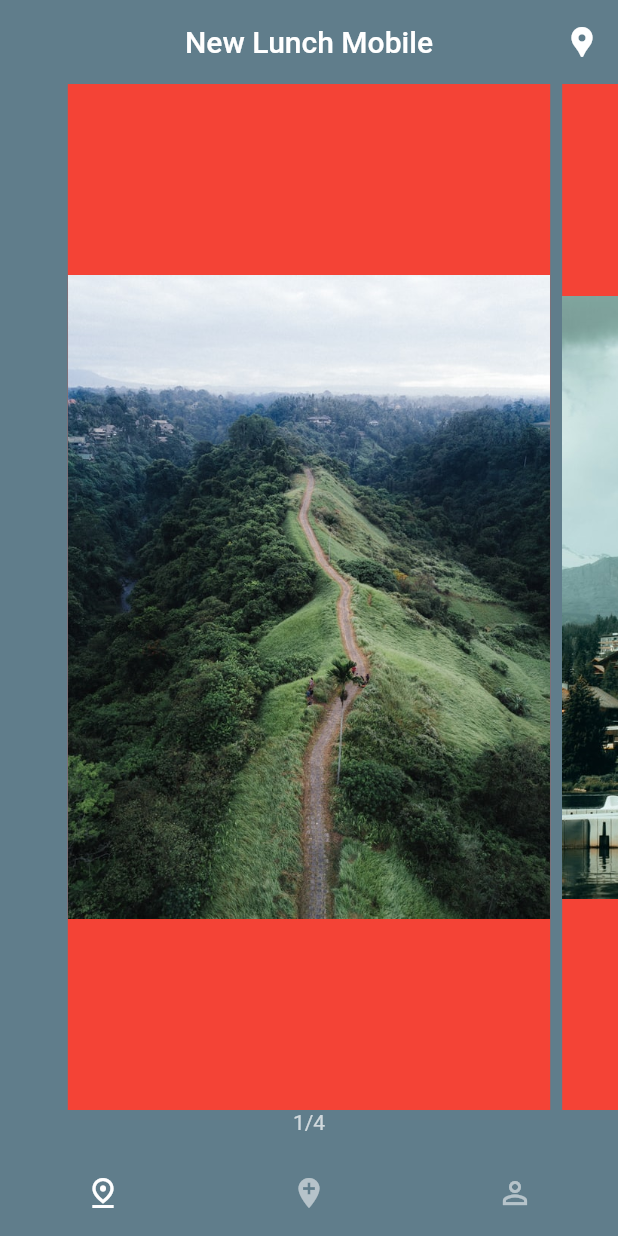
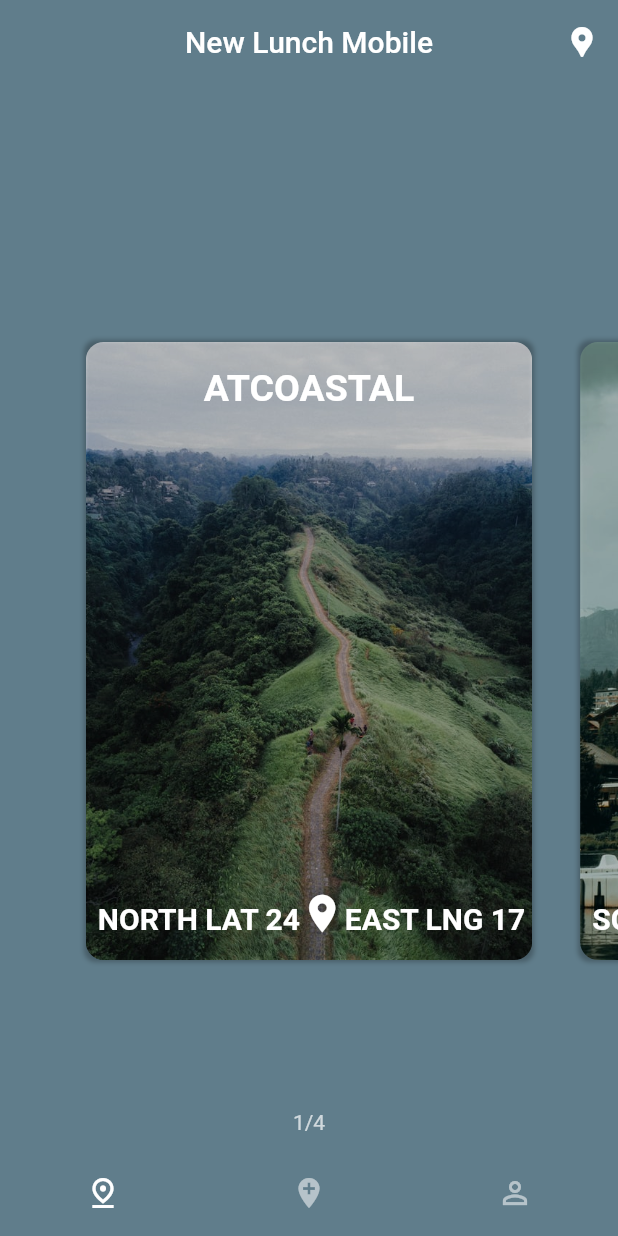
Before and after one commit to Sanaullh-Dev/flutter_animation, a Flutter app: the screen it shows after launch, on a phone screen of 412 x 824 dp. Run offline on Flutter 3.47's test engine with Material 2 defaults, Android fonts, the phone set to English and light mode, and no system bars.

Commit message:
card design done

```diff
--- a/lib/data/locations.dart
+++ b/lib/data/locations.dart
@@ -1,8 +1,8 @@
 import 'package:flutter_animation/data/reviews.dart';
 import 'package:flutter_animation/models/location.dart';
 
-List<Location> locations = [
-  Location(
+List<Locations> locations = [
+  Locations(
     name: 'ATCOASTAL',
     urlImage: 'assets/mountain.jpg',
     addressLine1: 'La Cresenta-Montrose, CA91020 Glendale',
@@ -12,7 +12,7 @@ List<Location> locations = [
     longitude: 'EAST LNG 17',
     reviews: Reviews.allReviews,
   ),
-  Location(
+  Locations(
     name: 'SYRACUSE',
     urlImage: 'assets/mountain2.jpg',
     addressLine1: 'La Cresenta-Montrose, CA91020 Glendale',
@@ -22,7 +22,7 @@ List<Location> locations = [
     longitude: 'EAST LNG 27',
     reviews: Reviews.allReviews,
   ),
-  Location(
+  Locations(
     name: 'OCEANIC',
     urlImage: 'assets/sea.jpg',
     addressLine1: 'La Cresenta-Montrose, CA91020 Glendale',
@@ -32,7 +32,7 @@ List<Location> locations = [
     longitude: 'WEST LNG 08',
     reviews: Reviews.allReviews,
   ),
-  Location(
+  Locations(
     name: 'MOUNTAINOUS',
     urlImage: 'assets/sea2.jpg',
     addressLine1: 'La Cresenta-Montrose, CA91020 Glendale',
--- a/lib/models/location.dart
+++ b/lib/models/location.dart
@@ -1,6 +1,6 @@
 import 'package:flutter_animation/models/review.dart';
 
-class Location {
+class Locations {
   final String name;
   final String urlImage;
   final String latitude;
@@ -10,7 +10,7 @@ class Location {
   final int starRating;
   final List<Review> reviews;
 
-  Location({
+  Locations({
     required this.reviews,
     required this.name,
     required this.urlImage,
--- a/lib/widget/card_image.dart
+++ b/lib/widget/card_image.dart
@@ -2,7 +2,7 @@ import 'package:flutter/material.dart';
 import 'package:flutter_animation/models/location.dart';
 
 class CardImage extends StatelessWidget {
-  final Location location;
+  final Locations location;
   const CardImage({super.key, required this.location});
 
   @override
--- /dev/null
+++ b/lib/widget/details_cont.dart
@@ -0,0 +1,21 @@
+import 'package:flutter/material.dart';
+
+class DetailsContainer extends StatefulWidget {
+  const DetailsContainer({super.key});
+
+  @override
+  State<DetailsContainer> createState() => _DetailsContainerState();
+}
+
+class _DetailsContainerState extends State<DetailsContainer> {
+  @override
+  Widget build(BuildContext context) {
+    return Container(
+      decoration: const BoxDecoration(
+        color: Colors.white,
+        borderRadius: BorderRadius.all(Radius.circular(10)),
+      ),
+      padding: const EdgeInsets.all(8),
+    );
+  }
+}
--- a/lib/widget/image_card.dart
+++ b/lib/widget/image_card.dart
@@ -1,10 +1,10 @@
 import 'package:flutter/material.dart';
-import 'package:flutter_animation/data/locations.dart';
 import 'package:flutter_animation/models/location.dart';
-import 'package:flutter_animation/widget/card_image.dart';
+import 'package:flutter_animation/widget/details_cont.dart';
+import 'package:flutter_animation/widget/image_widget.dart';
 
 class ImageCard extends StatefulWidget {
-  final Location location;
+  final Locations location;
   const ImageCard({super.key, required this.location});
 
   @override
@@ -19,24 +19,23 @@ class _ImageCardState extends State<ImageCard> {
     final size = MediaQuery.of(context).size;
 
     return Container(
-
       padding: const EdgeInsets.symmetric(horizontal: 4),
       child: Stack(
         alignment: Alignment.center,
         children: [
           AnimatedPositioned(
+            duration: const Duration(microseconds: 500),
+            bottom: isExpanded ? 40 : 100,
+            width: isExpanded ? size.width * 0.78 : size.width * 0.7,
+            height: isExpanded ? size.height * 0.6 : size.height * 0.5,
+            child: const DetailsContainer(),
+          ),
+          AnimatedPositioned(
             duration: const Duration(milliseconds: 500),
-            // bottom: 100,
+            bottom: isExpanded ? 150 : 100,
             child: GestureDetector(
               onPanUpdate: onUpdate,
-              child: Container(
-                color: Colors.red,
-                // padding: EdgeInsets.symmetric(horizontal: 16),
-                // width: size.width * 0.8,
-                width: 500,
-                height: 800,
-                child: Image.asset(widget.location.urlImage),
-              ),
+              child: ImageWidget(location: widget.location),
             ),
           ),
         ],
@@ -45,6 +44,10 @@ class _ImageCardState extends State<ImageCard> {
   }
 
   void onUpdate(DragUpdateDetails details) {
-    if (details.delta.dy < 0) {}
+    if (details.delta.dy < 0) {
+      setState(() => isExpanded = true);
+    }else if( details.delta.dy > 0){
+      setState(() => isExpanded = false);
+    }
   }
 }
--- a/lib/widget/image_widget.dart
+++ b/lib/widget/image_widget.dart
@@ -1,32 +1,72 @@
-// import 'package:flutter/material.dart';
+import 'package:flutter/material.dart';
+import 'package:flutter_animation/models/location.dart';
 
-// class ImageWidget extends StatelessWidget {
-//   final Size size;
-//   const ImageWidget({super.key, required this.size});
+class ImageWidget extends StatelessWidget {
+  final Locations location;
+  const ImageWidget({super.key, required this.location});
 
-//   @override
-//   Widget build(BuildContext context) {
-//    return Container(
-//       height: size.height * 0.5,
-//       width: size.width * 0.8,
-//       decoration: const BoxDecoration(
-//           boxShadow: [
-//             BoxShadow(color: Colors.black26, blurRadius: 2, spreadRadius: 1),
-//           ],
-//           borderRadius: BorderRadius.all(Radius.circular(8)),
-//         ),
-//         child: Stack(
-//           children: [
+  @override
+  Widget build(BuildContext context) {
+    final size = MediaQuery.of(context).size;
 
-//           ],
-//         ),
-//     );
-//   }
+    return Container(
+      padding: const EdgeInsets.symmetric(horizontal: 16),
+      width: size.width * 0.8,
+      height: size.height * 0.5,
+      child: Stack(
+        children: [
+          buildImage(),
+          Container(
+            decoration: const BoxDecoration(
+              borderRadius: BorderRadius.all(Radius.circular(8)),
+              boxShadow: [
+                BoxShadow(color: Colors.black26, blurRadius: 2, spreadRadius: 1)
+              ],
+            ),
+          ),
+          Container(
+            padding: const EdgeInsets.all(8),
+            child: Column(
+              mainAxisAlignment: MainAxisAlignment.spaceBetween,
+              children: [
+                Padding(
+                  padding: const EdgeInsets.only(top: 8),
+                  child: Text(location.name, style: customsTextStyle()),
+                ),
+                latLongWidget()
+              ],
+            ),
+          ),
+        ],
+      ),
+    );
+  }
 
-//   Widget buildImage() => SizedBox.expand(
-//     child: ClipRRect(
-//       borderRadius: BorderRadius.all(Radius.circular(8)),
-//       child: image
-//       ),
-//   );
-// }
+  Widget buildImage() => SizedBox.expand(
+        child: ClipRRect(
+            borderRadius: const BorderRadius.all(Radius.circular(12)),
+            child: Image.asset(location.urlImage, fit: BoxFit.cover)),
+      );
+
+  Widget latLongWidget() => Padding(
+        padding: const EdgeInsets.only(bottom: 8),
+        child: Row(
+          crossAxisAlignment: CrossAxisAlignment.end,
+          mainAxisAlignment: MainAxisAlignment.spaceAround,
+          children: [
+            Text(
+              location.latitude,
+              style: customsTextStyle().copyWith(fontSize: 20),
+            ),
+            const Icon(Icons.location_on, size: 30, color: Colors.white),
+            Text(
+              location.longitude,
+              style: customsTextStyle().copyWith(fontSize: 20),
+            ),
+          ],
+        ),
+      );
+
+  TextStyle customsTextStyle() => const TextStyle(
+      color: Colors.white, fontWeight: FontWeight.bold, fontSize: 25);
+}
```
